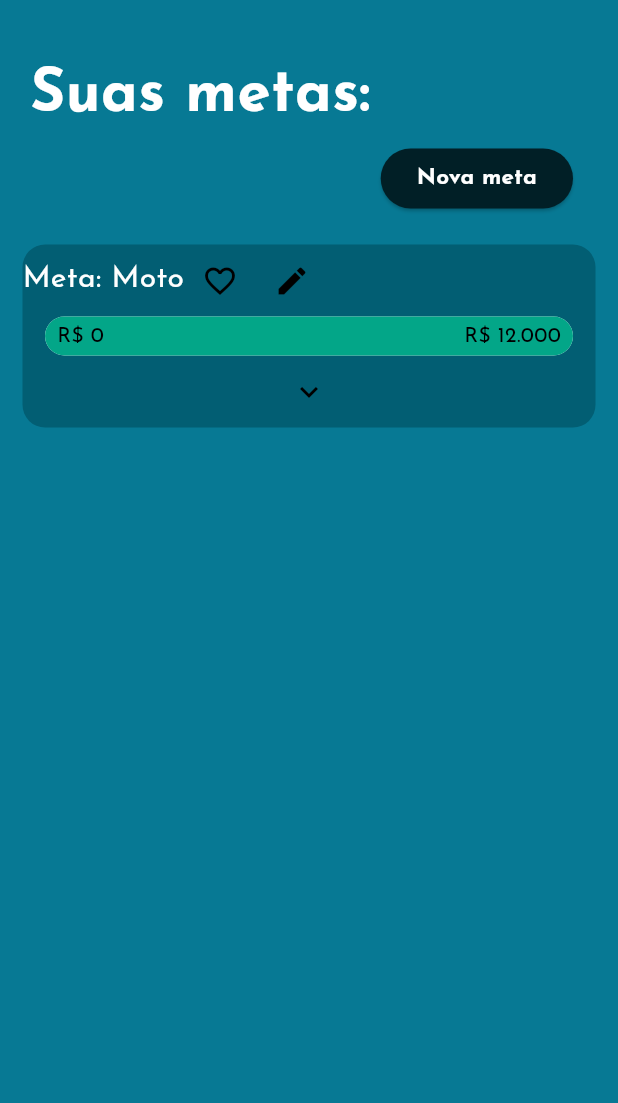
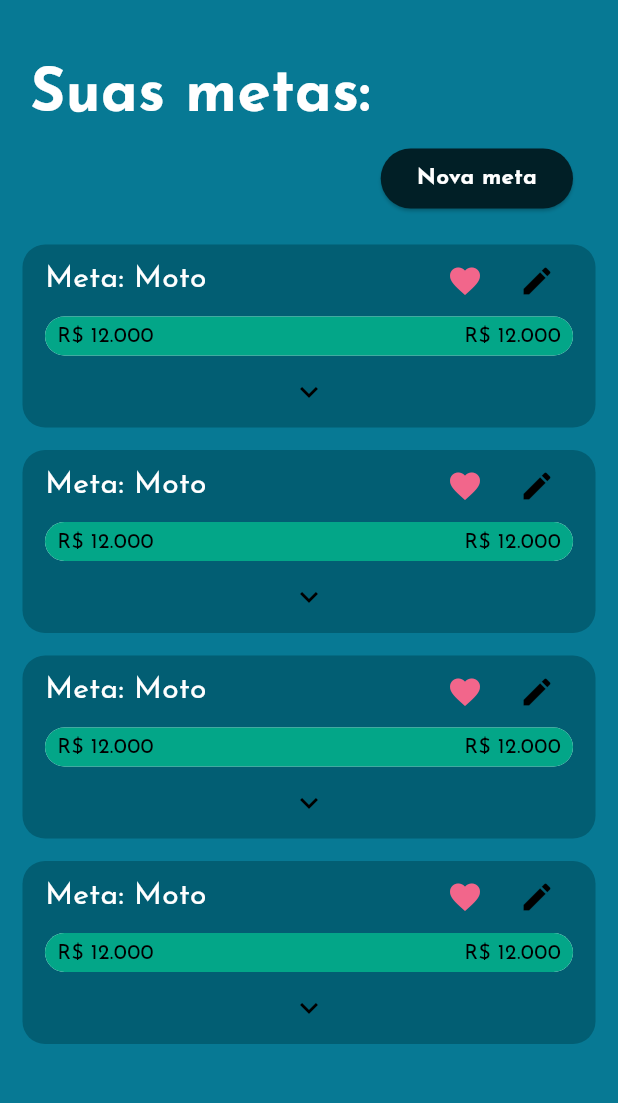
Before and after one commit to IgorLorentz/PorkPockets, a Flutter app: the MetasPage screen opened by its route, on a phone screen of 412 x 824 dp, the part 84-1187 px from its top. Run offline on Flutter 3.47's test engine with Material 3 defaults, Android fonts, the phone set to English and light mode, and no system bars; our stand-ins replace flutter_svg.

Commit message:
update metas

```diff
--- a/pork_pockets_app/lib/pages/metas_page.dart
+++ b/pork_pockets_app/lib/pages/metas_page.dart
@@ -1,5 +1,4 @@
 import 'package:flutter/material.dart';
-import 'package:flutter_svg/flutter_svg.dart';
 import 'package:pork_pockets_app/util/appbar.dart';
 import 'package:pork_pockets_app/util/color_util.dart';
 import 'package:pork_pockets_app/util/text_util.dart';
@@ -12,6 +11,9 @@ class MetasPage extends StatefulWidget {
 }
 
 class _MetasPageState extends State<MetasPage> {
+  bool _isExpanded = false;
+  bool _isFavorite = false;
+
   @override
   Widget build(BuildContext context) {
     return Scaffold(
@@ -25,11 +27,12 @@ class _MetasPageState extends State<MetasPage> {
               Container(
                 width: double.infinity,
                 height: 40,
-                margin: EdgeInsets.only(left: 20, top: 35, bottom: 20),
+                margin: const EdgeInsets.only(left: 20, top: 35, bottom: 20),
                 child: FormatedText("Suas metas:", 40, FontWeight.bold),
               ),
+
               Container(
-                margin: EdgeInsets.only(right: 30, bottom: 5),
+                margin: const EdgeInsets.only(right: 30, bottom: 5),
                 alignment: Alignment.centerRight,
                 child: ElevatedButton(
                   onPressed: () {
@@ -40,61 +43,11 @@ class _MetasPageState extends State<MetasPage> {
                   child: FormatedText("Nova meta", 15, FontWeight.bold),
                 ),
               ),
-              Container(
-                margin: EdgeInsets.all(15),
-                decoration: BoxDecoration(
-                    borderRadius: BorderRadius.circular(15),
-                    color: Paleta.azulEscuro),
-                child: Column(
-                  children: [
-                    Row(
-                      children: [
-                        FormatedText("Meta: Moto", 20, FontWeight.normal),
-                        IconButton(
-                            onPressed: () {
-                              favorite();
-                            },
-                            icon: Icon(Icons.favorite_outline),
-                            color: Colors.black),
-                        IconButton(
-                            onPressed: () {
-                              print("Edit");
-                            },
-                            icon: Icon(Icons.edit),
-                            color: Colors.black),
-                      ],
-                    ),
-                    Container(
-                      margin: EdgeInsets.symmetric(vertical: 0, horizontal: 15),
-                      width: double.infinity,
-                      decoration: BoxDecoration(
-                          borderRadius: BorderRadius.circular(15),
-                          color: Colors.white),
-                      child: Container(
-                          padding:
-                              EdgeInsets.symmetric(vertical: 3, horizontal: 8),
-                          decoration: BoxDecoration(
-                              borderRadius: BorderRadius.circular(15),
-                              color: Paleta.verde),
-                          child: Row(
-                            mainAxisAlignment: MainAxisAlignment.spaceBetween,
-                            children: [
-                              FormatedText("R\$ 0", 14, FontWeight.normal,
-                                  fontColor: Colors.black),
-                              FormatedText("R\$ 12.000", 14, FontWeight.normal,
-                                  fontColor: Colors.black)
-                            ],
-                          )),
-                    ),
-                    IconButton(
-                        onPressed: () {
-                          print("Open");
-                        },
-                        icon: Icon(Icons.keyboard_arrow_down),
-                        color: Colors.black),
-                  ],
-                ),
-              ),
+
+              meta(context),
+              meta(context),
+              meta(context),
+              meta(context),
             ],
           )
         ],
@@ -102,7 +55,99 @@ class _MetasPageState extends State<MetasPage> {
     );
   }
 
-  void favorite() {
-    print("Favorite");
+  Container meta(BuildContext context) {
+    return Container(
+              margin: const EdgeInsets.only(left: 15, right: 15, top: 15),
+              decoration: BoxDecoration(
+                  borderRadius: BorderRadius.circular(15),
+                  color: Paleta.azulEscuro),
+              child: Column(
+                children: [
+                  Container(
+                    padding: const EdgeInsets.symmetric(vertical: 0, horizontal: 15),
+                    child: Row(
+                      mainAxisAlignment: MainAxisAlignment.spaceBetween,
+
+                      children: [
+                        FormatedText("Meta: Moto", 20, FontWeight.normal),
+
+                        Row
+                        (
+                          mainAxisAlignment: MainAxisAlignment.spaceEvenly,
+
+                          children:
+                          [
+                            IconButton
+                            (
+                              onPressed: ()
+                              {
+                                setState(() => _isFavorite = !_isFavorite);
+                              },
+                              icon: Icon(_isFavorite ? Icons.favorite_outline : Icons.favorite),
+                              color: _isFavorite ? Colors.black : Paleta.rosa,
+                            ),
+
+                            IconButton
+                            (
+                              onPressed: () {Navigator.pushNamed(context, "/edit-meta");},
+                              icon: const Icon(Icons.edit),
+                              color: Colors.black
+                            ),
+                          ],
+                        )
+                      ],
+                    ),
+                  ),
+
+                  Container(
+                    margin: const EdgeInsets.symmetric(vertical: 0, horizontal: 15),
+                    width: double.infinity,
+                    decoration: BoxDecoration(
+                        borderRadius: BorderRadius.circular(15),
+                        color: Colors.white),
+                    child: Container(
+                        padding:
+                            const EdgeInsets.symmetric(vertical: 3, horizontal: 8),
+                        decoration: BoxDecoration(
+                            borderRadius: BorderRadius.circular(15),
+                            color: Paleta.verde),
+                        child: Row(
+                          mainAxisAlignment: MainAxisAlignment.spaceBetween,
+                          children: [
+                            FormatedText("R\$ 12.000", 14, FontWeight.normal,
+                                fontColor: Colors.black),
+                            FormatedText("R\$ 12.000", 14, FontWeight.normal,
+                                fontColor: Colors.black)
+                          ],
+                        )),
+                  ),
+
+                  ExpandIcon
+                  (
+                    isExpanded: _isExpanded,
+                    color: Colors.black,
+                    expandedColor: Colors.black,
+                    onPressed: (bool isExpanded)
+                    {
+                      setState(() => _isExpanded = !isExpanded);
+                    },
+                  ),
+                  if(_isExpanded)
+                      Container
+                      (
+                        //margin: const EdgeInsets.symmetric(vertical: 0, horizontal: 25),
+                        padding: const EdgeInsets.all(5),
+                        width: double.infinity,
+                        alignment: Alignment.center,
+                        decoration: BoxDecoration
+                        (
+                          borderRadius: const BorderRadius.only(bottomLeft: Radius.circular(15), bottomRight: Radius.circular(15)),
+                          color: Paleta.azulEscurao,
+                        ),
+                        child: FormatedText("Tempo estimado: 2 meses", 14, FontWeight.normal),
+                      )
+                ],
+              ),
+            );
   }
 }
--- a/pork_pockets_app/lib/routes.dart
+++ b/pork_pockets_app/lib/routes.dart
@@ -6,12 +6,13 @@ Map<String, WidgetBuilder> routes()
   return
   {
     '/': (context) => const LoginPage(),
+    '/register': (context) => const RegisterPage(),
     '/home': (context) => const HomePage(),
-    '/register': (context) => const RegisterPage(),
     '/metas': (context) => const MetasPage(),
+    '/nova-meta': (context) => const NovaMeta(),
+    '/edit-meta': (context) => const EditMetaPage(),
     '/guide': (context) => const GuidePage(),
     '/cadastrar-renda': (context) => const CadastraRenda(),
-    '/nova-meta': (context) => const NovaMeta(),
     '/despesas': (context) => const DespesasPage(),
   };
 }
```
